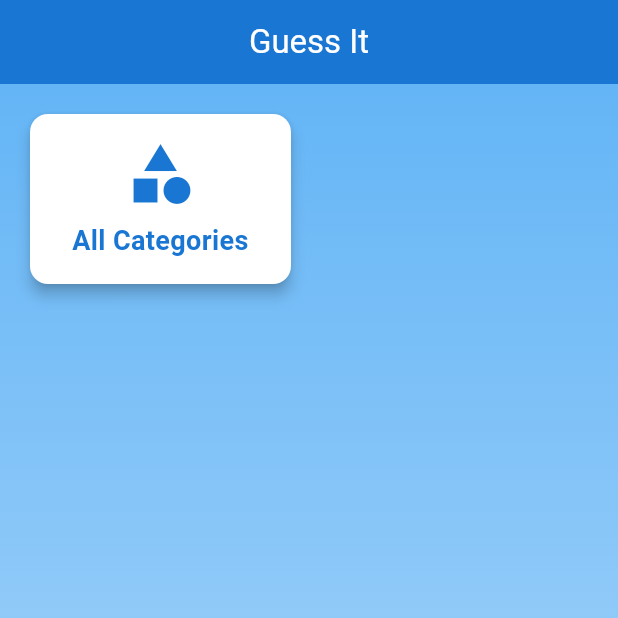
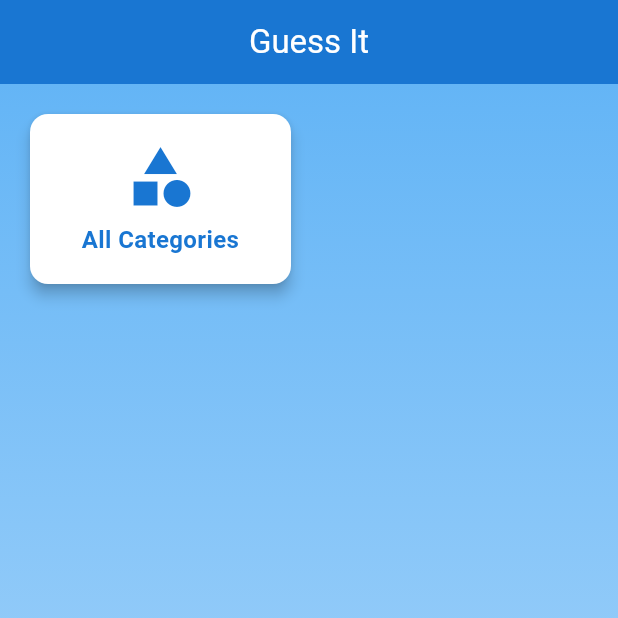
Before and after one commit to EthanBlake417/heads_up, a Flutter app: the screen it shows after launch, on a phone screen of 412 x 824 dp, the top half of it. Run offline on Flutter 3.47's test engine with Material 3 defaults, Android fonts, the phone set to English and light mode, and no system bars; our stand-ins replace audioplayers, auto_size_text, cloud_firestore, connectivity_plus, firebase_core, font_awesome_flutter and 3 more; missing offline and left inert: flutter_sensors; accounts and stored records are empty.

Commit message:
cleaning up text sizes

```diff
--- a/lib/main.dart
+++ b/lib/main.dart
@@ -358,6 +358,7 @@ class _HomePageState extends State<HomePage> {
 }
 
 // Simplified deck card with only game launch functionality
+// Replace the SimpleDeckCard class in main.dart with this fixed version
 class SimpleDeckCard extends StatelessWidget {
   final String name;
   final IconData icon;
@@ -398,23 +399,31 @@ class SimpleDeckCard extends StatelessWidget {
           child: Column(
             mainAxisAlignment: MainAxisAlignment.center,
             children: [
-              Icon(icon, size: 48, color: isCustomDeck ? Colors.purple.shade700 : Colors.blue.shade700),
-              const SizedBox(height: 8),
-              Text(
+              Icon(icon, size: 48, color: isCustomDeck ? Colors.purple.shade700 : Colors.blue.shade700), // Reduced from 48 to 40
+              const SizedBox(height: 6), // Reduced from 8 to 6
+              Flexible( // Wrap the text in Flexible
+                child: Text(
                   name,
                   style: TextStyle(
-                  fontSize: 18,
+                    fontSize: 16, // Reduced from 18 to 16
                     fontWeight: FontWeight.bold,
                     color: isCustomDeck ? Colors.purple.shade700 : Colors.blue.shade700,
                   ),
                   textAlign: TextAlign.center,
+                  maxLines: 2, // Allow up to 2 lines
+                  overflow: TextOverflow.ellipsis, // Add ellipsis if text is too long
+                ),
               ),
               if (isCustomDeck)
-                Text(
+                Flexible( // Wrap the custom text in Flexible too
+                  child: Text(
                     '(Custom)',
                     style: TextStyle(
-                    fontSize: 12,
+                      fontSize: 10, // Reduced from 12 to 10
                       color: Colors.purple.shade500,
+                    ),
+                    maxLines: 1,
+                    overflow: TextOverflow.ellipsis,
                   ),
                 ),
             ],
```
Lines whose indentation alone changed are shown as unchanged.
